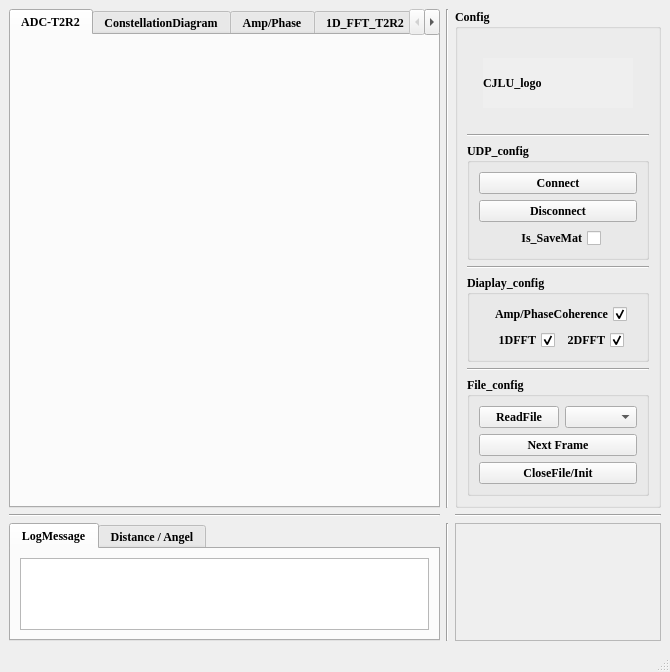
Above: Radar_UDP.ui from CruzeOliver/Andar_Radar_UDP before the change. Below: the same form after it.
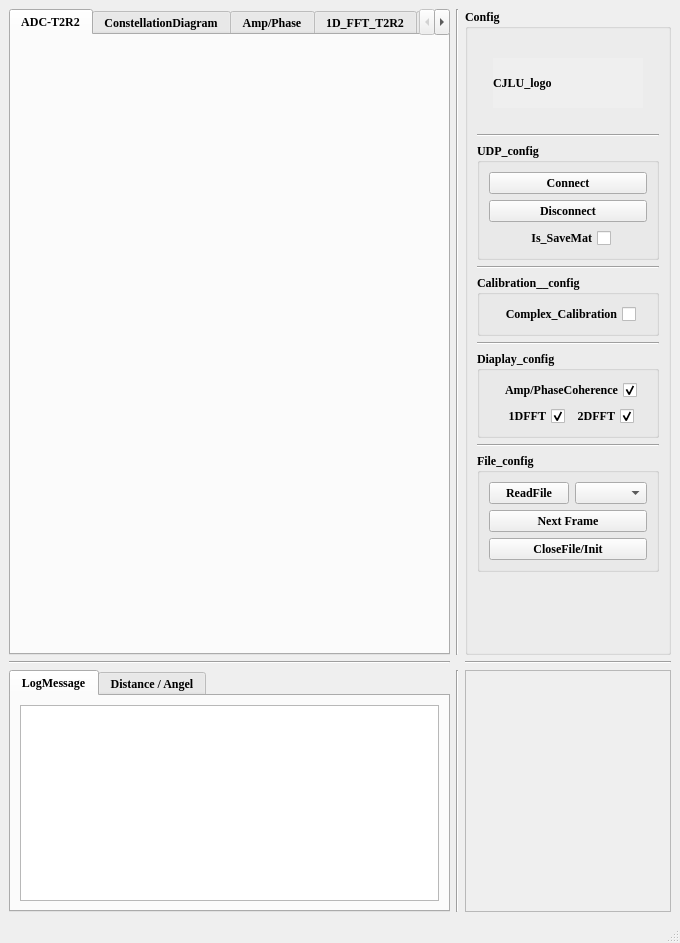
That is the form after the change.

Commit message: 加入了complex_calibration check box， 可以实时勾选，观察校准前后的幅相的变化

What changed in the file:
```diff
--- a/Radar_UDP.ui
+++ b/Radar_UDP.ui
@@ -6,8 +6,8 @@
    <rect>
     <x>0</x>
     <y>0</y>
-    <width>670</width>
-    <height>666</height>
+    <width>680</width>
+    <height>943</height>
    </rect>
   </property>
   <property name="windowTitle">
@@ -233,6 +233,62 @@
          </layout>
         </widget>
        </item>
+       <item>
+        <widget class="Line" name="line_8">
+         <property name="orientation">
+          <enum>Qt::Horizontal</enum>
+         </property>
+        </widget>
+       </item>
+       <item>
+        <widget class="QGroupBox" name="groupBox_calibration">
+         <property name="title">
+          <string>Calibration__config</string>
+         </property>
+         <layout class="QVBoxLayout" name="verticalLayout_5">
+          <item>
+           <layout class="QHBoxLayout" name="horizontalLayout_8">
+            <item>
+             <spacer name="horizontalSpacer_9">
+              <property name="orientation">
+               <enum>Qt::Horizontal</enum>
+              </property>
+              <property name="sizeHint" stdset="0">
+               <size>
+                <width>40</width>
+                <height>20</height>
+               </size>
+              </property>
+             </spacer>
+            </item>
+            <item>
+             <widget class="QCheckBox" name="checkBox_complex_calibration">
+              <property name="layoutDirection">
+               <enum>Qt::RightToLeft</enum>
+              </property>
+              <property name="text">
+               <string>Complex_Calibration</string>
+              </property>
+             </widget>
+            </item>
+            <item>
+             <spacer name="horizontalSpacer_10">
+              <property name="orientation">
+               <enum>Qt::Horizontal</enum>
+              </property>
+              <property name="sizeHint" stdset="0">
+               <size>
+                <width>40</width>
+                <height>20</height>
+               </size>
+              </property>
+             </spacer>
+            </item>
+           </layout>
+          </item>
+         </layout>
+        </widget>
+       </item>
        <item>
         <widget class="Line" name="line_5">
          <property name="orientation">
```
Left out of the diff: 50 changed lines with no effect on the pictures. The commit also changes 2 other files.
